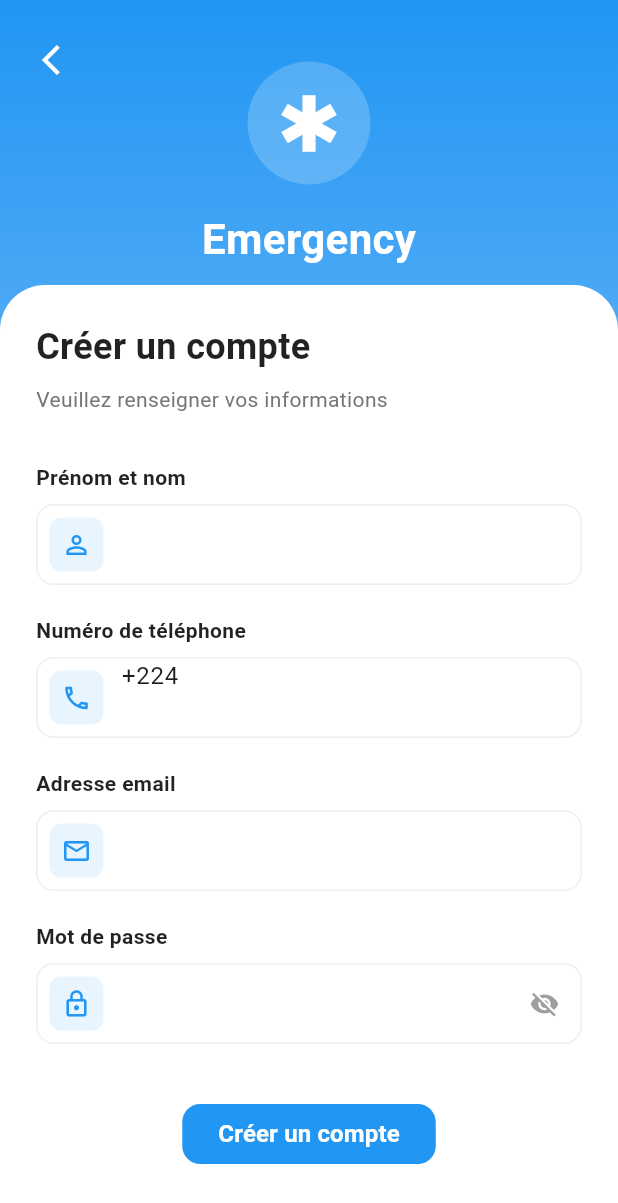
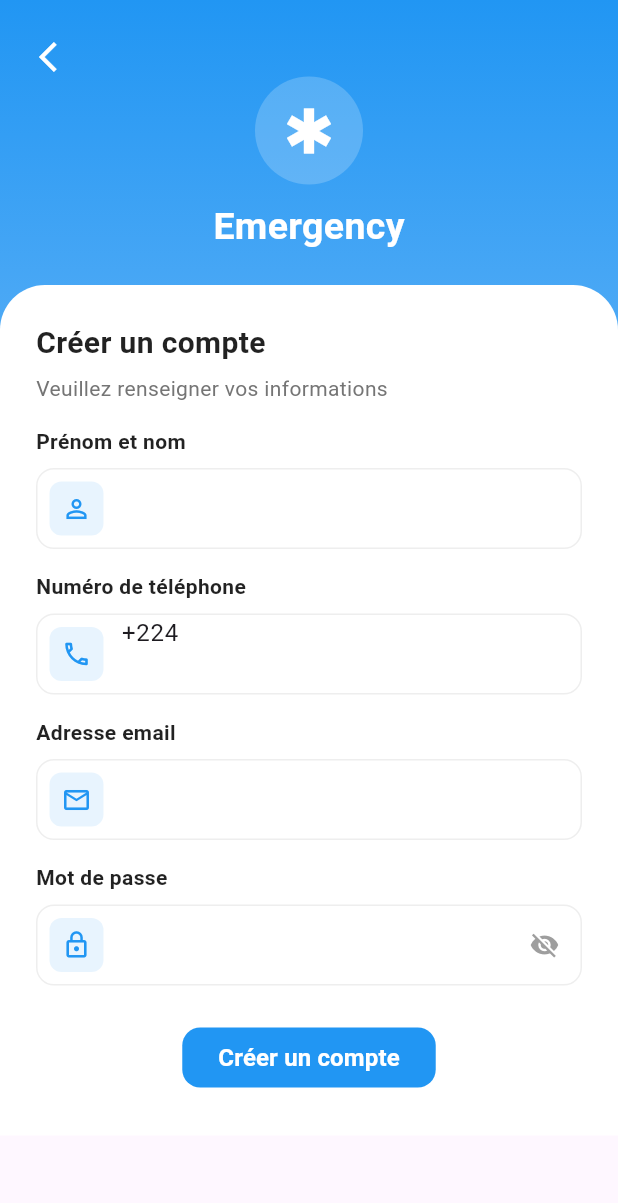
Before and after one commit to amydiallo295/projet_soutenance, a Flutter app: the screen it shows after launch, after a tap on "Créer un compte", on a phone screen of 412 x 824 dp. Shown: the top 1203 px of the screen. Run offline on Flutter 3.47's test engine with Material 3 defaults, Android fonts, the phone set to English and light mode, and no system bars; our stand-ins replace badges, cloud_firestore, connectivity_plus, firebase_auth, firebase_core, firebase_storage and 7 more; accounts and stored records are empty.

Commit message:
adapte with small mobile phone

```diff
--- a/lib/ui/screens/auth_page/Inscription_page.dart
+++ b/lib/ui/screens/auth_page/Inscription_page.dart
@@ -120,8 +120,8 @@ class _InscriptionPageState extends ConsumerState<InscriptionPage> {
                   children: [
                     // Bouton retour
                     Positioned(
-                      top: 16,
-                      left: 16,
+                      top: 14,
+                      left: 14,
                       child: IconButton(
                         icon: const Icon(Icons.arrow_back_ios,
                             color: Colors.white),
@@ -141,15 +141,15 @@ class _InscriptionPageState extends ConsumerState<InscriptionPage> {
                             ),
                             child: const Icon(
                               Icons.emergency,
-                              size: 50,
+                              size: 40,
                               color: Colors.white,
                             ),
                           ),
-                          const SizedBox(height: 16),
+                          const SizedBox(height: 10),
                           const Text(
                             'Emergency',
                             style: TextStyle(
-                              fontSize: 28,
+                              fontSize: 25,
                               fontWeight: FontWeight.bold,
                               color: Colors.white,
                             ),
@@ -182,12 +182,12 @@ class _InscriptionPageState extends ConsumerState<InscriptionPage> {
                           const Text(
                             'Créer un compte',
                             style: TextStyle(
-                              fontSize: 24,
+                              fontSize: 20,
                               fontWeight: FontWeight.bold,
                               color: Colors.black87,
                             ),
                           ),
-                          const SizedBox(height: 8),
+                          const SizedBox(height: 6),
                           Text(
                             'Veuillez renseigner vos informations',
                             style: TextStyle(
@@ -195,7 +195,7 @@ class _InscriptionPageState extends ConsumerState<InscriptionPage> {
                               color: Colors.grey[600],
                             ),
                           ),
-                          const SizedBox(height: 32),
+                          const SizedBox(height: 15),
                           _buildInputField(
                             controller: nameController,
                             label: 'Prénom et nom',
@@ -207,7 +207,7 @@ class _InscriptionPageState extends ConsumerState<InscriptionPage> {
                               return null;
                             },
                           ),
-                          const SizedBox(height: 20),
+                          const SizedBox(height: 15),
                           _buildInputField(
                             controller: phoneController,
                             label: 'Numéro de téléphone',
@@ -227,7 +227,7 @@ class _InscriptionPageState extends ConsumerState<InscriptionPage> {
                               return null;
                             },
                           ),
-                          const SizedBox(height: 20),
+                          const SizedBox(height: 15),
                           _buildInputField(
                             controller: emailController,
                             label: 'Adresse email',
@@ -242,7 +242,7 @@ class _InscriptionPageState extends ConsumerState<InscriptionPage> {
                               return null;
                             },
                           ),
-                          const SizedBox(height: 20),
+                          const SizedBox(height: 15),
                           _buildInputField(
                             controller: passwordController,
                             label: 'Mot de passe',
@@ -258,7 +258,7 @@ class _InscriptionPageState extends ConsumerState<InscriptionPage> {
                               return null;
                             },
                           ),
-                          const SizedBox(height: 32),
+                          const SizedBox(height: 20),
                           SizedBox(
                             width: double.infinity,
                             height: 56,
--- a/lib/ui/screens/auth_page/login_page.dart
+++ b/lib/ui/screens/auth_page/login_page.dart
@@ -61,31 +61,31 @@ class _LoginPageState extends ConsumerState<LoginPage> {
                             BoxShadow(
                               color: primaryColor.withOpacity(0.2),
                               spreadRadius: 5,
-                              blurRadius: 20,
+                              blurRadius: 15,
                               offset: const Offset(0, 3),
                             ),
                           ],
                         ),
                         child: const Icon(
                           Icons.emergency_share,
-                          size: 80,
+                          size: 50,
                           color: primaryColor,
                         ),
                       ),
                     ),
-                    const SizedBox(height: 24),
+                    const SizedBox(height: 15),
 
                     // Titre et sous-titre améliorés
                     const Text(
                       'EMERGENCY',
                       style: TextStyle(
-                        fontSize: 32,
+                        fontSize: 25,
                         fontWeight: FontWeight.bold,
                         color: primaryColor,
                         letterSpacing: 2,
                       ),
                     ),
-                    const SizedBox(height: 12),
+                    const SizedBox(height: 8),
                     Text(
                       'Votre sécurité, notre priorité',
                       style: TextStyle(
@@ -94,7 +94,7 @@ class _LoginPageState extends ConsumerState<LoginPage> {
                         letterSpacing: 0.5,
                       ),
                     ),
-                    const SizedBox(height: 40),
+                    const SizedBox(height: 20),
 
                     // Bouton Google amélioré
                     Container(
@@ -221,7 +221,7 @@ class _LoginPageState extends ConsumerState<LoginPage> {
                                 return null;
                               },
                             ),
-                            const SizedBox(height: 20),
+                            const SizedBox(height: 15),
 
                             // Champ mot de passe amélioré
                             _buildTextField(
@@ -262,7 +262,7 @@ class _LoginPageState extends ConsumerState<LoginPage> {
                                 ),
                               ),
                             ),
-                            const SizedBox(height: 24),
+                            const SizedBox(height: 15),
 
                             // Bouton de connexion amélioré
                             SizedBox(
@@ -302,7 +302,7 @@ class _LoginPageState extends ConsumerState<LoginPage> {
                     ),
 
                     // Lien d'inscription amélioré
-                    const SizedBox(height: 32),
+                    const SizedBox(height: 20),
                     Row(
                       mainAxisAlignment: MainAxisAlignment.center,
                       children: [
```
Also changed, not shown: lib/ui/sreens/home_page/accueil_screen.dart (+4 -4 lines), lib/ui/sreens/home_page/profil.dart (+5 -5 lines).
